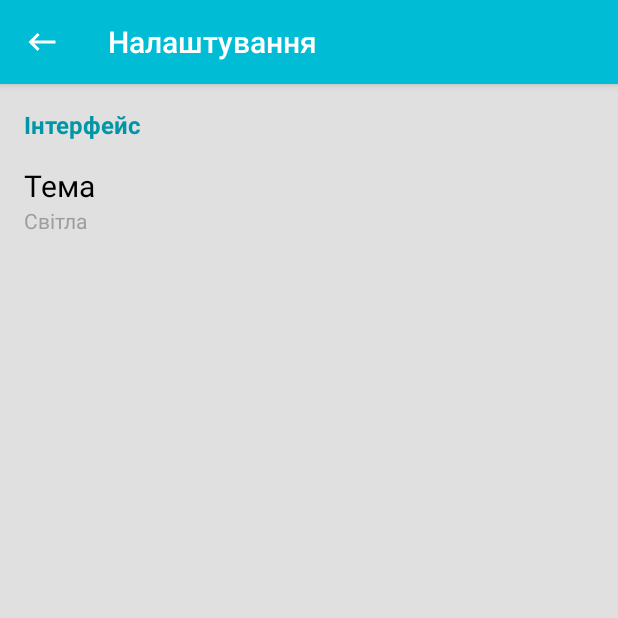
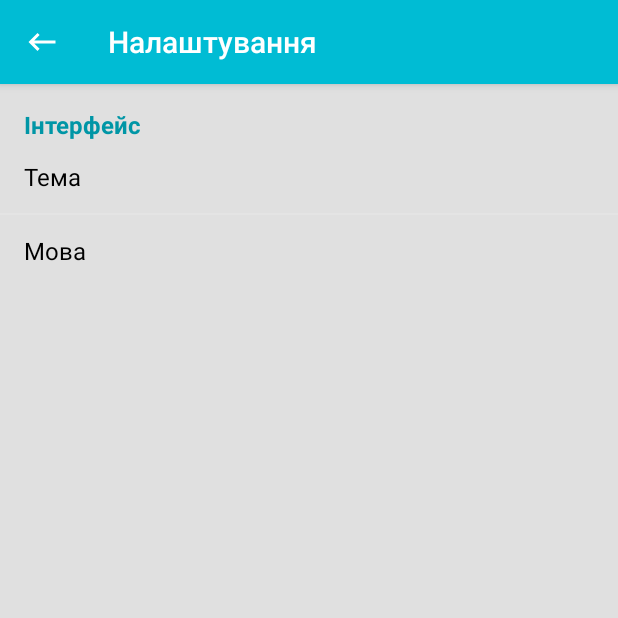
Before and after one commit to XBICT/-MyNotes, an Android app: the SettingsActivity screen opened directly, with no data from a screen before it, on a phone screen of 412 x 824 dp, the top half of it. Run offline under Robolectric (Android 15) with nearby library versions, the phone set to English and light mode, and no system bars.

Commit message:
listView -delete option -card View

```diff
--- a/app/src/main/java/com/prosto/mynotes/SettingsActivity.java
+++ b/app/src/main/java/com/prosto/mynotes/SettingsActivity.java
@@ -5,9 +5,15 @@ import android.support.v7.app.AppCompatActivity;
 import android.support.v7.widget.Toolbar;
 import android.view.MenuItem;
 import android.view.View;
+import android.widget.AdapterView;
+import android.widget.ArrayAdapter;
+import android.widget.ListView;
+
+import java.util.ArrayList;
 
 public class SettingsActivity extends AppCompatActivity {
     public static final int LAYOUT = R.layout.settings_layout;
+    private ArrayList<String> settingsArray = new ArrayList<>();
     public Toolbar toolbar;
 
     @Override
@@ -17,7 +23,29 @@ public class SettingsActivity extends AppCompatActivity {
         setContentView(LAYOUT);
         toolbar = (Toolbar) findViewById(R.id.toolbar);
 
+
+        settingsOptions();
         initToolbar();
+    }
+
+    private void initSetList(){
+        settingsArray.add(getString(R.string.themeChoice));
+        settingsArray.add(getString(R.string.langChoice));
+    }
+
+    private void settingsOptions(){
+        initSetList();
+        final ListView listSettings = (ListView)findViewById(R.id.listSettings);
+        ArrayAdapter<String> settingsAdapter;
+        settingsAdapter = new ArrayAdapter<String>(this,
+                android.R.layout.simple_list_item_1, settingsArray);
+        listSettings.setOnItemClickListener(new AdapterView.OnItemClickListener(){
+            @Override
+            public void onItemClick(AdapterView<?> parent, View view, int position, long id) {
+                view.setSelected(true);
+            }
+        });
+        listSettings.setAdapter(settingsAdapter);
     }
 
     private void initToolbar(){
--- a/app/src/main/res/layout/settings_layout.xml
+++ b/app/src/main/res/layout/settings_layout.xml
@@ -4,16 +4,17 @@
     android:id="@+id/drawerLayout"
     android:layout_width="match_parent"
     android:layout_height="match_parent"
-    tools:context=".TestActivity"
     android:background="@color/BGNgoodle"
     android:descendantFocusability="beforeDescendants"
     android:focusableInTouchMode="true"
     android:fitsSystemWindows="true">
+
     <RelativeLayout xmlns:android="http://schemas.android.com/apk/res/android"
         android:layout_width="match_parent" android:layout_height="match_parent"
         android:padding="0dp"
         android:layout_margin="0dp"
         android:background="@color/BGNgoodle">
+
         <TextView
             android:layout_width="wrap_content"
             android:layout_height="wrap_content"
@@ -28,30 +29,12 @@
             android:layout_marginRight="16dp"
             android:layout_alignParentStart="true" />
 
-        <TextView
+        <ListView
             android:layout_width="wrap_content"
             android:layout_height="wrap_content"
-            android:textAppearance="?android:attr/textAppearanceMedium"
-            android:text="@string/themeChoice"
-            android:layout_marginLeft="16dp"
-            android:layout_marginTop="16dp"
-            android:layout_marginRight="16dp"
-            android:textSize="20sp"
-            android:id="@+id/textView2"
-            android:layout_below="@+id/textView"
+            android:id="@+id/listSettings"
             android:layout_alignParentStart="true"
-            android:textColor="@color/TextColor" />
-
-        <TextView
-            android:layout_width="wrap_content"
-            android:layout_height="wrap_content"
-            android:textAppearance="?android:attr/textAppearanceSmall"
-            android:text="Світла"
-            android:id="@+id/textView3"
-            android:layout_marginLeft="16dp"
-            android:textColor="@color/material_grey_500"
-            android:layout_below="@+id/textView2"
-            android:layout_alignParentStart="true" />
+            android:layout_below="@+id/textView" />
 
     </RelativeLayout>
     <android.support.design.widget.CoordinatorLayout
--- a/app/src/main/res/values/color.xml
+++ b/app/src/main/res/values/color.xml
@@ -7,4 +7,9 @@
     <color name="BGNgoodle">#E0E0E0</color>
     <color name="white">#EEEEEE</color>
 
+    <color name="item_border_color">#666666</color>
+    <color name="item_default_color">#EEEEEE</color>
+    <color name="item_pressed_color">#CCCCCC</color>
+    <color name="item_activated_color">#77CEEE</color>
+
 </resources>
--- a/app/src/main/res/values/strings.xml
+++ b/app/src/main/res/values/strings.xml
@@ -24,6 +24,7 @@
     /*Settings*/
     <string name="interFace">Інтерфейс</string>
     <string name="themeChoice">Тема</string>
+    <string name="langChoice">Мова</string>
     /* Card View*/
     <string name="cardNote">Нотатка</string>
 
```
Also changed, not shown: app/src/main/res/layout/activity_main.xml (+11 -0 lines), app/src/main/res/values/dimens.xml (+11 -0 lines), app/src/main/res/values/styles.xml (+14 -0 lines).
